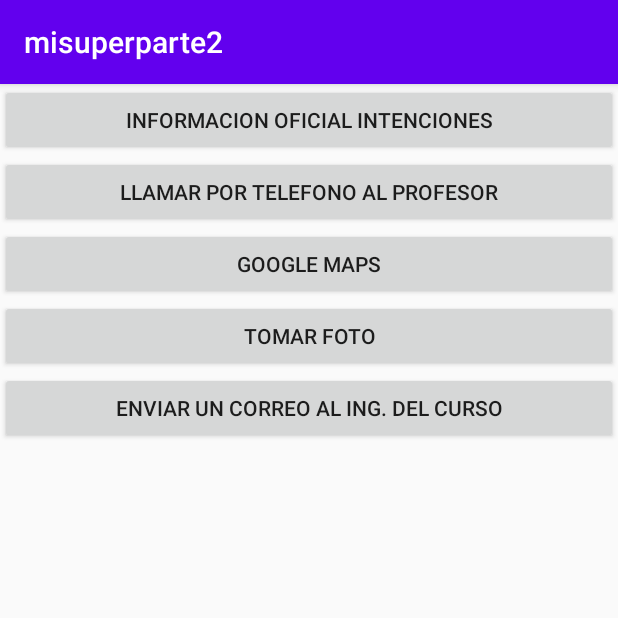
After one commit to WCNosliwsys/misuperparte2, an Android app: the Intenciones screen opened directly, with no data from a screen before it, on a phone screen of 412 x 824 dp, the top half of it. The commit adds this screen. Run offline under Robolectric (Android 15) with nearby library versions, the phone set to English and light mode, and no system bars.

Commit message:
Intenciones implicitas

```diff
--- a/app/src/main/AndroidManifest.xml
+++ b/app/src/main/AndroidManifest.xml
@@ -9,7 +9,8 @@
         android:roundIcon="@mipmap/ic_launcher_round"
         android:supportsRtl="true"
         android:theme="@style/AppTheme">
-        <activity android:name=".Comunicacion2"></activity>
+        <activity android:name=".Intenciones"></activity>
+        <activity android:name=".Comunicacion2" />
         <activity android:name=".Comunicacion1" />
         <activity android:name=".MainActivity">
             <intent-filter>
--- a/app/src/main/java/com/ingwilson/misuperparte2/MainActivity.java
+++ b/app/src/main/java/com/ingwilson/misuperparte2/MainActivity.java
@@ -37,6 +37,10 @@
             startActivity(new Intent(this, Comunicacion1.class));
             return true;
         }
+        if (id == R.id.activity_intenciones) {
+            startActivity(new Intent(this, Intenciones.class));
+            return true;
+        }
         return super.onOptionsItemSelected(item);
     }
 }
--- /dev/null
+++ b/app/src/main/res/layout/activity_intenciones.xml
@@ -0,0 +1,34 @@
+<?xml version="1.0" encoding="utf-8"?>
+<LinearLayout xmlns:android="http://schemas.android.com/apk/res/android"
+    xmlns:app="http://schemas.android.com/apk/res-auto"
+    xmlns:tools="http://schemas.android.com/tools"
+    android:layout_width="match_parent"
+    android:layout_height="match_parent"
+    android:orientation="vertical"
+    tools:context=".Intenciones">
+    <Button
+        android:layout_width="match_parent"
+        android:layout_height="wrap_content"
+        android:onClick="web"
+        android:text="Informacion oficial intenciones" />
+    <Button
+        android:layout_width="match_parent"
+        android:layout_height="wrap_content"
+        android:onClick="Llamar"
+        android:text="LLamar por telefono al profesor" />
+    <Button
+        android:layout_width="match_parent"
+        android:layout_height="wrap_content"
+        android:onClick="maps"
+        android:text="Google Maps" />
+    <Button
+        android:layout_width="match_parent"
+        android:layout_height="wrap_content"
+        android:onClick="foto"
+        android:text="Tomar Foto" />
+    <Button
+        android:layout_width="match_parent"
+        android:layout_height="wrap_content"
+        android:onClick="email"
+        android:text="Enviar un correo al Ing. del curso" />
+</LinearLayout>
```
Also changed, not shown: app/src/main/java/com/ingwilson/misuperparte2/Intenciones.java (added, +43 -0 lines).
